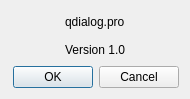
Qt form Qt/08_qdialog/about.ui (de-souza/embedded-cpp-training) before a commit.
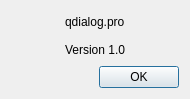
The same form after that commit.

Commit message: Remove cancel button

What changed in the file:
```diff
--- a/Qt/08_qdialog/about.ui
+++ b/Qt/08_qdialog/about.ui
@@ -94,7 +94,7 @@
       <enum>Qt::Horizontal</enum>
      </property>
      <property name="standardButtons">
-      <set>QDialogButtonBox::Cancel|QDialogButtonBox::Ok</set>
+      <set>QDialogButtonBox::Ok</set>
      </property>
     </widget>
    </item>
```
